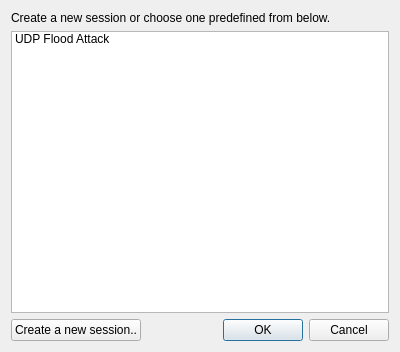
This is newsessiondialog.ui in MonteDarkfloyd/RUGE as Qt 5 draws it before an edit. The edited form follows.
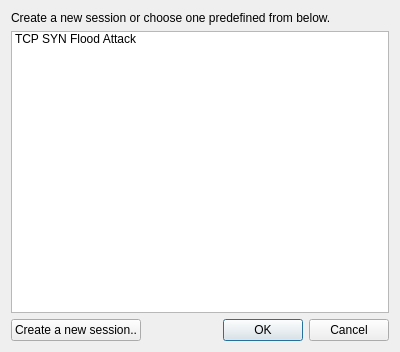
This is the edited form.

The edit to the form file:
```diff
--- a/newsessiondialog.ui
+++ b/newsessiondialog.ui
@@ -28,7 +28,7 @@
     <widget class="QListWidget" name="listWidget">
      <item>
       <property name="text">
-       <string>UDP Flood Attack</string>
+       <string>TCP SYN Flood Attack</string>
       </property>
      </item>
     </widget>
```
Left out of the diff: 20 changed lines with no effect on the pictures.
